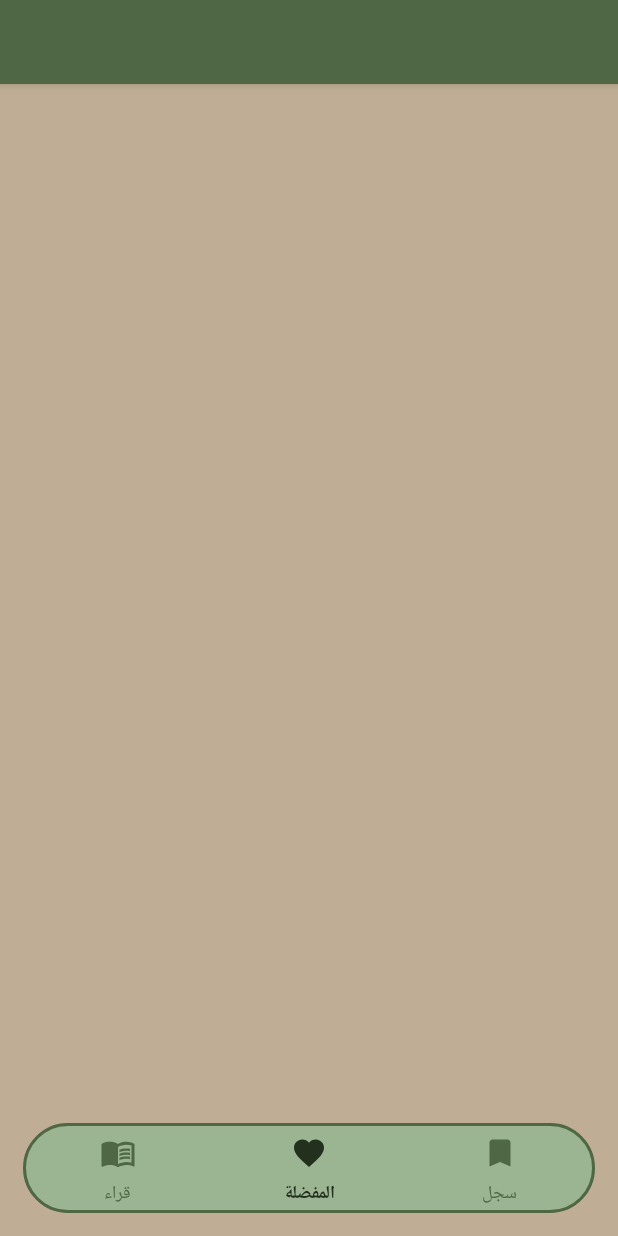
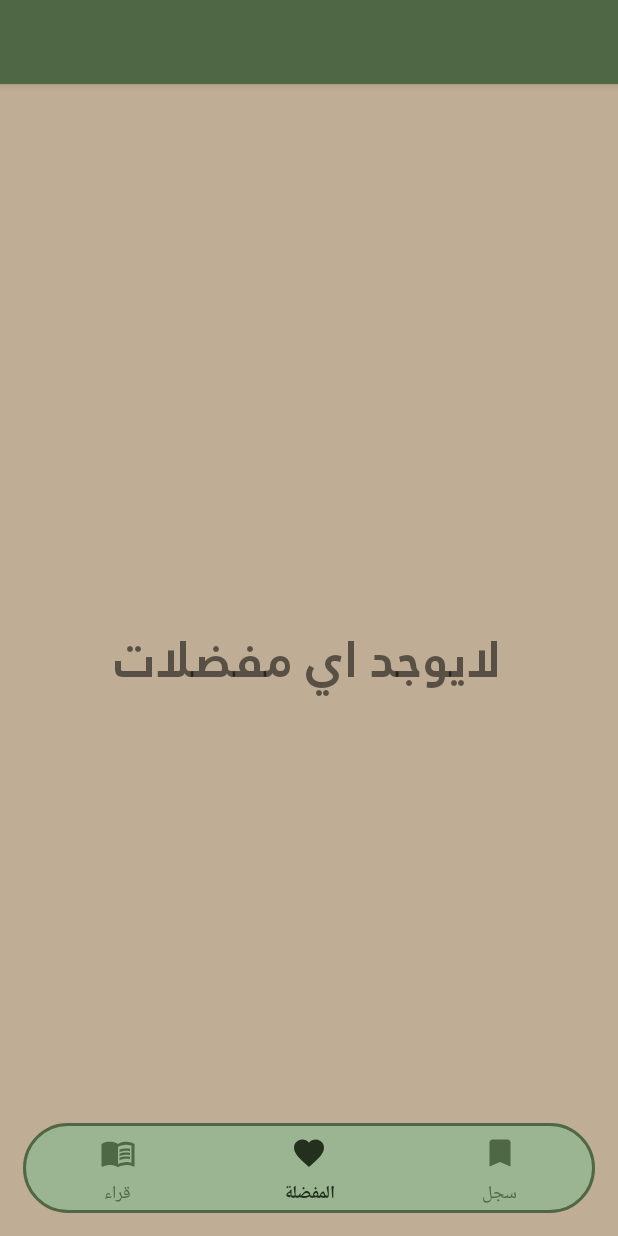
Before and after one commit to Melloussi/Tafasir, an Android app: the fragment BookMarkF placed in its activity, item 2 of the bottom bar chosen, on a phone screen of 412 x 824 dp. Run offline under Robolectric (Android 15) with nearby library versions, the phone set to English and light mode, and no system bars; our stand-ins replace Room's generated code; libraries missing offline, so code that uses them is left out: com.readystatesoftware.sqliteasset; 2 statements that could not run were skipped.

Commit message:
Feature Added: Confirmation Dialog message Before delete item, default Message when fragment is empty

```diff
--- a/app/src/main/AndroidManifest.xml
+++ b/app/src/main/AndroidManifest.xml
@@ -9,7 +9,9 @@
         android:roundIcon="@mipmap/ic_launcher_round"
         android:supportsRtl="true"
         android:theme="@style/Theme.Tafasir">
-        <activity android:name=".UI.Activities.MainActivity">
+        <activity android:name=".UI.Activities.MainActivity"
+            android:configChanges="orientation"
+            android:screenOrientation="portrait">
             <intent-filter>
                 <action android:name="android.intent.action.MAIN" />
 
--- a/app/src/main/java/com/network/tafasir/UI/Adapters/Recycler/BookmarkAdapter.kt
+++ b/app/src/main/java/com/network/tafasir/UI/Adapters/Recycler/BookmarkAdapter.kt
@@ -15,9 +15,15 @@ import com.network.tafasir.DATA.Database.DataClasses.BookMarkAyah
 import com.network.tafasir.DATA.Database.Room.BookMark.BookMarkEntity
 import com.network.tafasir.R
 
-class BookmarkAdapter(val context: Context, val list: MutableList<BookMarkEntity>, val cardClicked:(position:Int)-> Unit, val bookMarkIconClicked:(position:Int)-> Unit) : RecyclerView.Adapter<BookmarkAdapter.Myholder>() {
+class BookmarkAdapter(
+    val context: Context,
+    val list: MutableList<BookMarkEntity>,
+    val cardClicked: (position: Int) -> Unit,
+    val bookMarkIconClicked: (position: Int) -> Unit,
+    val thereIsNoItem: () -> Unit
+) : RecyclerView.Adapter<BookmarkAdapter.Myholder>() {
 
-    inner class Myholder (view: View) : RecyclerView.ViewHolder(view) {
+    inner class Myholder(view: View) : RecyclerView.ViewHolder(view) {
         val soraNameTv = view.findViewById<TextView>(R.id.soraNameTv)
         val ayahNumberTv = view.findViewById<TextView>(R.id.ayahNumberTv)
         val bookMarkCard = view.findViewById<CardView>(R.id.bookMarkCard)
@@ -43,9 +49,13 @@ class BookmarkAdapter(val context: Context, val list: MutableList<BookMarkEntity
         holder.bookMarkIcon.setOnClickListener(View.OnClickListener {
             bookMarkIconClicked(position)
         })
+
     }
 
     override fun getItemCount(): Int {
+        if (list.size == 0 || list.isEmpty()) {
+            thereIsNoItem()
+        }
         return list.size
     }
 }
--- a/app/src/main/java/com/network/tafasir/UI/Adapters/Recycler/FavoriteAdapter.kt
+++ b/app/src/main/java/com/network/tafasir/UI/Adapters/Recycler/FavoriteAdapter.kt
@@ -14,11 +14,13 @@ import com.network.tafasir.R
 class FavoriteAdapter(val context: Context, val list: MutableList<FavoriteEntity>,
                       val removeIcon: (position:Int) -> Unit,
                       val tafsirAyah: (position:Int, view:View) -> Unit,
-                      val shareAyah: (position:Int, view:View) -> Unit
+                      val shareAyah: (position:Int, view:View) -> Unit,
+                      val thereIsNoItem: () -> Unit
 
                     ) : RecyclerView.Adapter<FavoriteAdapter.MyHolder>() {
 
     inner class MyHolder(view: View):RecyclerView.ViewHolder(view){
+
 
         val ayahNumberTv: TextView = view.findViewById<TextView>(R.id.ayahNumberTv)
         val soraNameTv: TextView = view.findViewById<TextView>(R.id.soraNameTv)
@@ -41,6 +43,10 @@ class FavoriteAdapter(val context: Context, val list: MutableList<FavoriteEntity
         holder.ayahTv.text = list[position].ayah
         holder.tafsirTv.text = list[position].tafsir
 
+        if (list.isEmpty()){
+
+        }
+
         /* Listeners */
         holder.removeIcon.setOnClickListener(View.OnClickListener {
             removeIcon(position)
@@ -57,6 +63,9 @@ class FavoriteAdapter(val context: Context, val list: MutableList<FavoriteEntity
     }
 
     override fun getItemCount(): Int {
+        if (list.size == 0 || list.isEmpty()) {
+            thereIsNoItem()
+        }
         return list.size
     }
 
@@ -70,4 +79,5 @@ class FavoriteAdapter(val context: Context, val list: MutableList<FavoriteEntity
 
         this.notifyDataSetChanged()
     }
+
 }
--- a/app/src/main/java/com/network/tafasir/UI/Fragments/BookMarkF.kt
+++ b/app/src/main/java/com/network/tafasir/UI/Fragments/BookMarkF.kt
@@ -1,11 +1,13 @@
 package com.network.tafasir.UI.Fragments
 
+import android.app.AlertDialog
 import android.os.Bundle
 import androidx.fragment.app.Fragment
 import android.view.LayoutInflater
 import android.view.View
 import android.view.ViewGroup
 import android.widget.Adapter
+import android.widget.TextView
 import androidx.fragment.app.activityViewModels
 import androidx.lifecycle.Observer
 import androidx.recyclerview.widget.LinearLayoutManager
@@ -26,7 +28,10 @@ import kotlinx.coroutines.launch
 
 class BookMarkF : Fragment() {
 
-    private val bookMarkViewModel : BookMarkViewModel by activityViewModels()
+    private val bookMarkViewModel: BookMarkViewModel by activityViewModels()
+    private var isListEmpty = true
+    private lateinit var bookMarkDefaultMessageTv: TextView
+    private lateinit var recyclerView: RecyclerView
 
     override fun onCreateView(
         inflater: LayoutInflater, container: ViewGroup?,
@@ -37,25 +42,60 @@ class BookMarkF : Fragment() {
         val paddingControl = PaddingControl(view)
         var adapter: BookmarkAdapter? = null
 
-        val recyclerView: RecyclerView = view.findViewById(R.id.bookmarkRecycler)
+        bookMarkDefaultMessageTv = view.findViewById<TextView>(R.id.bookMarkDefaultMessageTv)
+        recyclerView = view.findViewById(R.id.bookmarkRecycler)
 
         bookMarkViewModel.getAll() // Get Data
-        bookMarkViewModel.result.observe(viewLifecycleOwner, Observer {list ->
+        bookMarkViewModel.result.observe(viewLifecycleOwner, Observer { list ->
             //
-                adapter = BookmarkAdapter(context, list, { position ->
+
+            if (!list.isEmpty()) {
+                isListEmpty = false
+                hideDefaultMessage()
+            }
+
+            adapter = BookmarkAdapter(context, list, { position ->
                 openAyah(position, list)
 
 
-            }) { position ->
+            }, { position ->
 
-                    bookMarkViewModel.delete(list[position])
-                    list.removeAt(position)
-                    adapter?.notifyDataSetChanged()
+                //Alert Dialog To Confirm Deleting Selected BookMark
+
+                val builder = AlertDialog.Builder(context)
+
+                builder.setMessage(getString(R.string.areYouSureFromDeleteAction))
+                    .setCancelable(false)
+                    .setPositiveButton(getString(R.string.yes)) { dialog, id ->
+
+                        // Delete selected
+                        bookMarkViewModel.delete(list[position])
+                        list.removeAt(position)
+                        adapter?.notifyDataSetChanged()
+
+                    }
+                    .setNegativeButton(getString(R.string.no)) { dialog, id ->
+                        // Dismiss the dialog
+                        dialog.dismiss()
+                    }
+
+                val alert = builder.create()
+                alert.show()
+            }, {
+                //Empty Adapter Listener
+                if(list.isEmpty()){
+                    isListEmpty = true
+                    hideDefaultMessage()
+                }else{
+                    isListEmpty = false
+                    hideDefaultMessage()
                 }
+            })
 
 
 
-            recyclerView.layoutManager = LinearLayoutManager(context, LinearLayoutManager.VERTICAL, false)
+            recyclerView.layoutManager =
+                LinearLayoutManager(context, LinearLayoutManager.VERTICAL, false)
             recyclerView.adapter = adapter
 
             //Padding Control
@@ -87,4 +127,15 @@ class BookMarkF : Fragment() {
         transaction.TransferData(list!![posision].soraNumber, 1, list!![posision].ayahNumber)
     }
 
+    private fun hideDefaultMessage() {
+
+        if (isListEmpty) {
+            recyclerView.visibility = View.GONE
+            bookMarkDefaultMessageTv.visibility = View.VISIBLE
+        } else {
+            recyclerView.visibility = View.VISIBLE
+            bookMarkDefaultMessageTv.visibility = View.GONE
+        }
+    }
+
 }
--- a/app/src/main/java/com/network/tafasir/UI/Fragments/FavoriteF.kt
+++ b/app/src/main/java/com/network/tafasir/UI/Fragments/FavoriteF.kt
@@ -1,25 +1,21 @@
 package com.network.tafasir.UI.Fragments
 
-import android.content.ClipData
-import android.content.ClipboardManager
-import android.content.Context
-import android.content.Intent
+import android.app.AlertDialog
 import android.os.Bundle
+import android.util.Log
 import android.view.LayoutInflater
 import android.view.View
 import android.view.ViewGroup
 import android.widget.PopupMenu
+import android.widget.TextView
 import android.widget.Toast
-import androidx.core.content.ContextCompat
+import androidx.core.view.size
 import androidx.fragment.app.Fragment
 import androidx.fragment.app.activityViewModels
-import androidx.lifecycle.MutableLiveData
 import androidx.lifecycle.Observer
 import androidx.recyclerview.widget.LinearLayoutManager
 import androidx.recyclerview.widget.RecyclerView
 import androidx.recyclerview.widget.RecyclerView.OnScrollListener
-import com.network.tafasir.DATA.Database.DataClasses.SoraWithTafsir
-import com.network.tafasir.DATA.Database.Room.Favorite.FavoriteEntity
 import com.network.tafasir.R
 import com.network.tafasir.UI.Adapters.Recycler.FavoriteAdapter
 import com.network.tafasir.UI.Controlers.ShareContent
@@ -31,11 +27,15 @@ class FavoriteF : Fragment() {
 
     private val favoriteViewModel: FavoriteViewModel by activityViewModels()
     private val mainViewModel: MainViewModel by activityViewModels()
+    private lateinit var recyclerView: RecyclerView
     private var adapter: FavoriteAdapter? = null
-    private lateinit var tfsir:String
-    private lateinit var mofsirName:String
+    private lateinit var tfsir: String
+    private lateinit var mofsirName: String
     private var shareIt = ShareContent()
     private var isDefault = true
+    private var isListEmpty = true
+    private lateinit var favoriteDefaultMessageTv: TextView
+    val TAG_F = "Favorite"
 
 
     override fun onCreateView(
@@ -45,52 +45,89 @@ class FavoriteF : Fragment() {
 
         val view = inflater.inflate(R.layout.fragment_favorite, container, false)
         val context = view.context
-
+        favoriteDefaultMessageTv = view.findViewById<TextView>(R.id.favoriteDefaultMessageTv)
 
         val paddingControl = PaddingControl(view)
 
-        val recyclerView:RecyclerView = view.findViewById(R.id.favoriteRecycler)
+        recyclerView = view.findViewById(R.id.favoriteRecycler)
 
         favoriteViewModel.getAll()
         favoriteViewModel.allFavorite.observe(viewLifecycleOwner, Observer { list ->
             //
 
+            if(!list.isEmpty()){
+                isListEmpty = false
+                hideDefaultMessage()
+            }
 
 
-            adapter = FavoriteAdapter(context, list
+            adapter = FavoriteAdapter(context, list, { position ->
 
-                ,{ position ->
+                //Alert Dialog To Confirm Deleting Selected Saved Ayah
 
-                    //Delete
+                val builder = AlertDialog.Builder(context)
+
+                builder.setMessage(getString(R.string.areYouSureFromDeleteAction))
+                    .setCancelable(false)
+                    .setPositiveButton(getString(R.string.yes)) { dialog, id ->
+
+                        // Delete selected
                         favoriteViewModel.delete(list[position])
                         list.removeAt(position)
                         adapter?.notifyDataSetChanged()
 
-                },{ position, view ->
+                    }
+                    .setNegativeButton(getString(R.string.no)) { dialog, id ->
+                        // Dismiss the dialog
+                        dialog.dismiss()
+                    }
+
+                val alert = builder.create()
+                alert.show()
+
+            }, { position, view ->
 
                 //Tafsir
-                    tafsirPopUpMenu(view, list[position].sora_number, list[position].ayah_number, position)
+                tafsirPopUpMenu(
+                    view,
+                    list[position].sora_number,
+                    list[position].ayah_number,
+                    position
+                )
 
-                },{ position, view ->
+            }, { position, view ->
 
                 //Share section
 
                 //set Default Data
-                    if (isDefault){
+                if (isDefault) {
                     mofsirName = getString(R.string.moyasar)
                     tfsir = list[position].tafsir
                 }
 
-                    val data = ShareContent.SharedData(list[position].soraName,
+                val data = ShareContent.SharedData(
+                    list[position].soraName,
                     list[position].ayah,
                     list[position].sora_number,
                     list[position].ayah_number,
                     tfsir,
-                        mofsirName)
+                    mofsirName
+                )
 
                 shareIt.shareContent(data, view, context)
 
+            }, {
+                //Empty Adapter Listener
+                if(list.isEmpty()){
+                    isListEmpty = true
+                    hideDefaultMessage()
+                }else{
+                    isListEmpty = false
+                    hideDefaultMessage()
+                }
             })
+
+
             recyclerView.layoutManager = LinearLayoutManager(
                 context,
                 LinearLayoutManager.VERTICAL,
@@ -121,7 +158,7 @@ class FavoriteF : Fragment() {
         return view
     }
 
-    private fun tafsirPopUpMenu(view: View, soraNumber: Int, ayahNumber: Int, position: Int)     {
+    private fun tafsirPopUpMenu(view: View, soraNumber: Int, ayahNumber: Int, position: Int) {
 
         val popup = PopupMenu(context, view)
         popup.inflate(R.menu.tafasir_menu)
@@ -152,7 +189,8 @@ class FavoriteF : Fragment() {
                 R.id.ibenKatir -> {
 
                     changeTafsir(soraNumber, ayahNumber, 4, position)
-                    Toast.makeText(context, getString(R.string.ibenKatir), Toast.LENGTH_SHORT).show()
+                    Toast.makeText(context, getString(R.string.ibenKatir), Toast.LENGTH_SHORT)
+                        .show()
 
                 }
                 R.id.tentawi -> {
@@ -189,9 +227,9 @@ class FavoriteF : Fragment() {
 
     }
 
-    private fun changeTafsir(soraNum:Int, ayahNum:Int, tafsirNum:Int, position:Int){
+    private fun changeTafsir(soraNum: Int, ayahNum: Int, tafsirNum: Int, position: Int) {
 
-        mainViewModel.getTafsir(soraNum, ayahNum, tafsirNum){it ->
+        mainViewModel.getTafsir(soraNum, ayahNum, tafsirNum) { it ->
             tfsir = it.tafsir
             mofsirName = it.mofasir_name
             adapter!!.changeTafsir(it.tafsir, position)
@@ -200,6 +238,15 @@ class FavoriteF : Fragment() {
     }
 
 
+    private fun hideDefaultMessage() {
 
+        if (isListEmpty) {
+            recyclerView.visibility = View.GONE
+            favoriteDefaultMessageTv.visibility = View.VISIBLE
+        } else {
+            recyclerView.visibility = View.VISIBLE
+            favoriteDefaultMessageTv.visibility = View.GONE
+        }
+    }
 
 }
--- a/app/src/main/res/layout/fragment_favorite.xml
+++ b/app/src/main/res/layout/fragment_favorite.xml
@@ -6,10 +6,22 @@
     android:background="@color/Brown"
     tools:context=".UI.Fragments.FavoriteF">
 
-    <!-- TODO: Update blank fragment layout -->
+
+    <TextView
+        android:id="@+id/favoriteDefaultMessageTv"
+        android:layout_width="wrap_content"
+        android:layout_height="wrap_content"
+        android:text="@string/thereAreNoFavourites"
+        android:textSize="15pt"
+        android:layout_centerInParent="true"
+        android:fontFamily="@font/tafsir_font_a"
+        android:textStyle="bold"
+        android:visibility="gone"/>
+
     <androidx.recyclerview.widget.RecyclerView
         android:id="@+id/favoriteRecycler"
         android:layout_width="match_parent"
-        android:layout_height="match_parent"/>
+        android:layout_height="match_parent"
+        android:visibility="visible"/>
 
 </RelativeLayout>
--- a/app/src/main/res/values/strings.xml
+++ b/app/src/main/res/values/strings.xml
@@ -47,5 +47,8 @@
 
     <string name="ayah">الآيةً</string>
     <string name="exitMessage">اضغط مرتين للخروج</string>
+    <string name="areYouSureFromDeleteAction">هل أنت متأكد من عملية الحذف</string>
+    <string name="thereAreNoFavourites">لايوجد اي مفضلات</string>
+    <string name="thereAreNoBookMarks">لايوجد اي محفوظات</string>
 
 </resources>
```
Also changed, not shown: app/src/main/res/layout/fragment_book_mark.xml (+6 -4 lines). Lines whose indentation alone changed are shown as unchanged.
